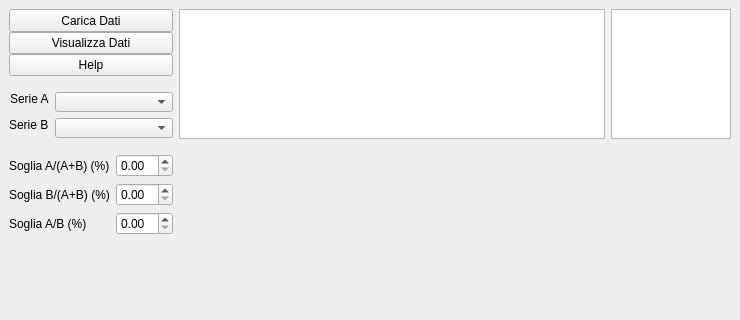
giusprimol/mck_test, file src/mainWin.ui: the form before one commit; both pictures show x 0 to 740 and y 0 to 320 of the 740 by 500 pixel window.
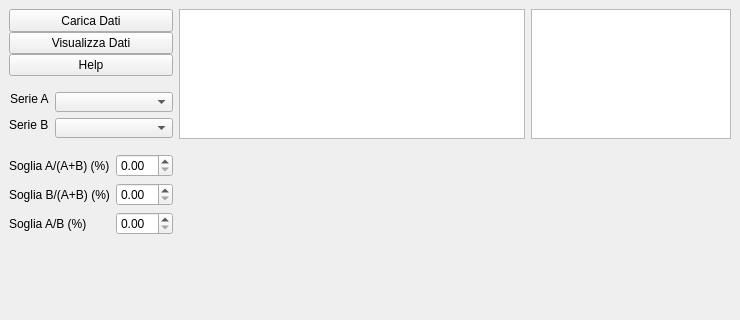
The form after the commit.

Commit message: quasi completo, mancano labels, help e view

The edit to the form file:
```diff
--- a/src/mainWin.ui
+++ b/src/mainWin.ui
@@ -307,7 +307,7 @@
           </property>
           <property name="minimumSize">
            <size>
-            <width>400</width>
+            <width>320</width>
             <height>130</height>
            </size>
           </property>
@@ -317,6 +317,9 @@
             <height>130</height>
            </size>
           </property>
+          <attribute name="horizontalHeaderDefaultSectionSize">
+           <number>90</number>
+          </attribute>
          </widget>
         </item>
         <item>
@@ -329,16 +332,19 @@
           </property>
           <property name="minimumSize">
            <size>
-            <width>120</width>
+            <width>200</width>
             <height>130</height>
            </size>
           </property>
           <property name="maximumSize">
            <size>
-            <width>120</width>
+            <width>200</width>
             <height>130</height>
            </size>
           </property>
+          <attribute name="horizontalHeaderDefaultSectionSize">
+           <number>90</number>
+          </attribute>
           <attribute name="verticalHeaderVisible">
            <bool>false</bool>
           </attribute>
```
The commit also changes 1 other file.
